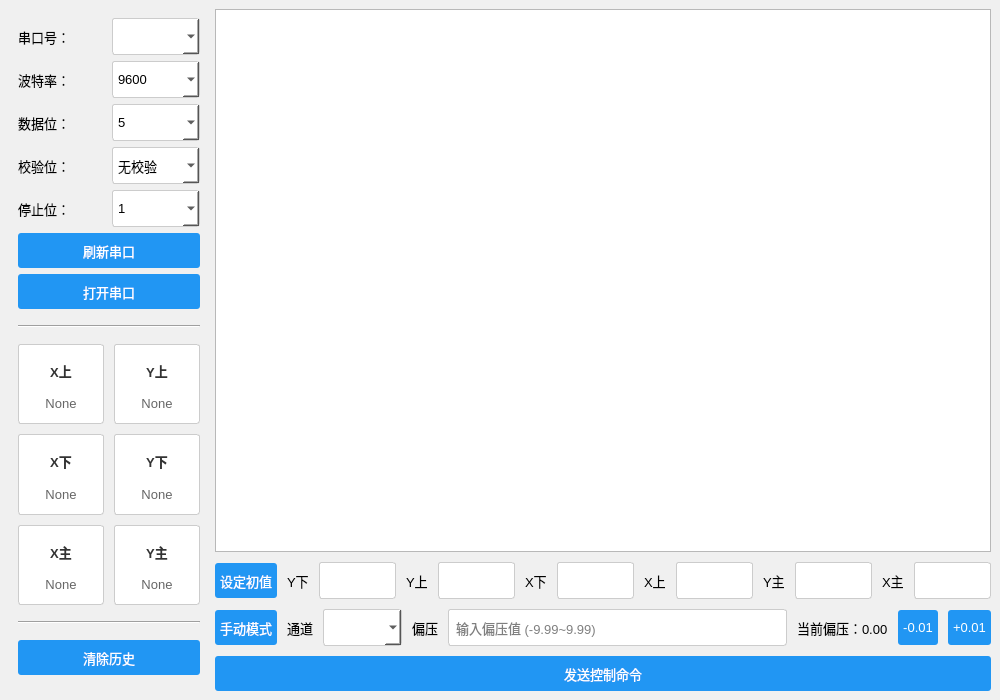
Before: the Qt Designer form mainwindow.ui in ckdfs/qttest1, drawn with Qt 5.
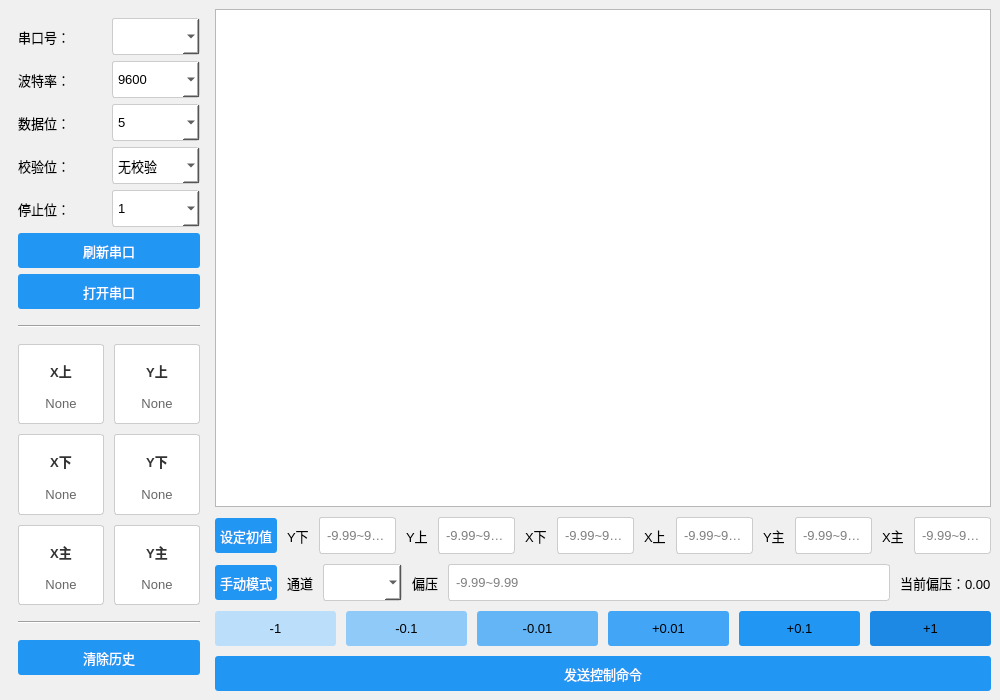
After: the same form once the commit is applied.

Commit message: 初始化偏压值，更新当前偏压显示功能，修改UI界面中的按钮文本和占位符文本

Patch:
```diff
--- a/mainwindow.ui
+++ b/mainwindow.ui
@@ -668,7 +668,11 @@
           </widget>
         </item>
         <item>
-          <widget class="QLineEdit" name="lineEditInitialValueYQ"> </widget>
+          <widget class="QLineEdit" name="lineEditInitialValueYQ">
+            <property name="placeholderText">
+             <string>-9.99~9.99</string>
+            </property>
+          </widget>
         </item>
         <item>
           <widget class="QLabel" name="labelInitialYI">
@@ -678,7 +682,11 @@
           </widget>
         </item>
         <item>
-          <widget class="QLineEdit" name="lineEditInitialValueYI"> </widget>
+          <widget class="QLineEdit" name="lineEditInitialValueYI">
+            <property name="placeholderText">
+             <string>-9.99~9.99</string>
+            </property>
+          </widget>
         </item>
         <item>
           <widget class="QLabel" name="labelInitialXQ">
@@ -688,7 +696,11 @@
           </widget>
         </item>
         <item>
-          <widget class="QLineEdit" name="lineEditInitialValueXQ"> </widget>
+          <widget class="QLineEdit" name="lineEditInitialValueXQ">
+            <property name="placeholderText">
+             <string>-9.99~9.99</string>
+            </property>
+          </widget>
         </item>
         <item>
           <widget class="QLabel" name="labelInitialXI">
@@ -698,7 +710,11 @@
           </widget>
         </item>
         <item>
-          <widget class="QLineEdit" name="lineEditInitialValueXI"> </widget>
+          <widget class="QLineEdit" name="lineEditInitialValueXI">
+            <property name="placeholderText">
+             <string>-9.99~9.99</string>
+            </property>
+          </widget>
         </item>
         <item>
           <widget class="QLabel" name="labelInitialYP">
@@ -708,7 +724,11 @@
           </widget>
         </item>
         <item>
-          <widget class="QLineEdit" name="lineEditInitialValueYP"> </widget>
+          <widget class="QLineEdit" name="lineEditInitialValueYP">
+            <property name="placeholderText">
+             <string>-9.99~9.99</string>
+            </property>
+          </widget>
         </item>
         <item>
           <widget class="QLabel" name="labelInitialXP">
@@ -718,14 +738,18 @@
           </widget>
         </item>
         <item>
-          <widget class="QLineEdit" name="lineEditInitialValueXP"> </widget>
+          <widget class="QLineEdit" name="lineEditInitialValueXP">
+            <property name="placeholderText">
+             <string>-9.99~9.99</string>
+            </property>
+          </widget>
         </item>
         </layout>
       </item>
       <item>
        <layout class="QVBoxLayout" name="controlLayout">
         <item>
-         <layout class="QHBoxLayout" name="horizontalControlLayout">
+         <layout class="QHBoxLayout" name="horizontalMinusPlusLayout">
           <property name="spacing">
            <number>10</number>
           </property>
@@ -760,7 +784,7 @@
           <item>
            <widget class="QLineEdit" name="lineEditVoltage">
             <property name="placeholderText">
-             <string>输入偏压值 (-9.99~9.99)</string>
+             <string>-9.99~9.99</string>
             </property>
            </widget>
           </item>
@@ -771,17 +795,115 @@
             </property>
            </widget>
           </item>
+         </layout>
+        </item>
+        <item>
+         <layout class="QHBoxLayout" name="MinuxPlusLayout">
           <item>
-            <widget class="QPushButton" name="buttonVoltageReduce">
+            <widget class="QPushButton" name="buttonVoltageMinus0">
               <property name="text">
-              <string>-0.01</string>
+                <string>-1</string>
               </property>
+              <property name="styleSheet">
+                <string>
+                  QPushButton {
+                    background-color: #BBDEFB;
+                    color: black;
+                  }
+                  QPushButton:hover {
+                    background-color: #90CAF9;
+                  }
+                </string>
+              </property>
             </widget>
           </item>
           <item>
-            <widget class="QPushButton" name="buttonVoltageAdd">
+            <widget class="QPushButton" name="buttonVoltageMinus1">
               <property name="text">
-              <string>+0.01</string>
+                <string>-0.1</string>
+              </property>
+              <property name="styleSheet">
+                <string>
+                  QPushButton {
+                    background-color: #90CAF9;
+                    color: black;
+                  }
+                  QPushButton:hover {
+                    background-color: #64B5F6;
+                  }
+                </string>
+              </property>
+            </widget>
+          </item>
+          <item>
+            <widget class="QPushButton" name="buttonVoltageMinus2">
+              <property name="text">
+                <string>-0.01</string>
+              </property>
+              <property name="styleSheet">
+                <string>
+                  QPushButton {
+                    background-color: #64B5F6;
+                    color: black;
+                  }
+                  QPushButton:hover {
+                    background-color: #42A5F5;
+                  }
+                </string>
+              </property>
+            </widget>
+          </item>
+          <item>
+            <widget class="QPushButton" name="buttonVoltagePlus2">
+              <property name="text">
+                <string>+0.01</string>
+              </property>
+              <property name="styleSheet">
+                <string>
+                  QPushButton {
+                    background-color: #42A5F5;
+                    color: black;
+                  }
+                  QPushButton:hover {
+                    background-color: #2196F3;
+                  }
+                </string>
+              </property>
+            </widget>
+          </item>
+          <item>
+            <widget class="QPushButton" name="buttonVoltagePlus1">
+              <property name="text">
+                <string>+0.1</string>
+              </property>
+              <property name="styleSheet">
+                <string>
+                  QPushButton {
+                    background-color: #2196F3;
+                    color: black;
+                  }
+                  QPushButton:hover {
+                    background-color: #1E88E5;
+                  }
+                </string>
+              </property>
+            </widget>
+          </item>
+          <item>
+            <widget class="QPushButton" name="buttonVoltagePlus0">
+              <property name="text">
+                <string>+1</string>
+              </property>
+              <property name="styleSheet">
+                <string>
+                  QPushButton {
+                    background-color: #1E88E5;
+                    color: black;
+                  }
+                  QPushButton:hover {
+                    background-color: #1565C0;
+                  }
+                </string>
               </property>
             </widget>
           </item>
```
Left out of the diff: 4 changed lines with no effect on the pictures. The commit also changes 2 other files.
